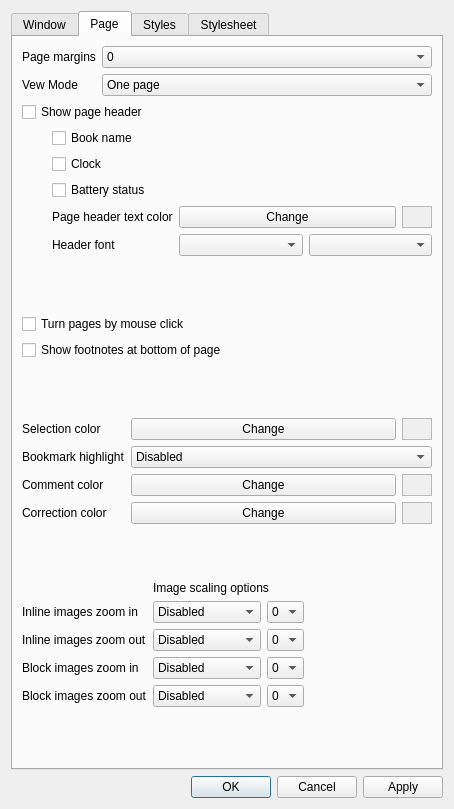
First picture: the form in cr3qt/src/settings.ui, repository EXL/coolreader, before the edit.
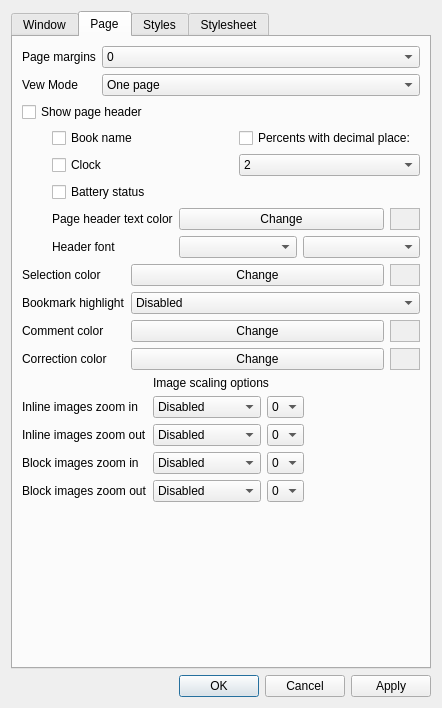
Second picture: the form after the edit. The open tabs and pages were chosen to show the change. Icons and pictures are not drawn. Custom widgets are drawn as their Qt base class.

Commit message:
Implement percent progress and status bar
Prepare base for modifications
Send various info to the status bar
Implement save/load percent dp setting
Implement show percent progress combobox
Add build time into about dialog
Implement emit signals from document view
Fix page current/count functions
Fix percent progress in the three modes
Bind percent decimal place parameter
Bind percent to the status bar
Disable combo box when checkbox is off
Refactor settings GUI
Fix status bar text eliding
Improve implementation status bar

```diff
--- a/cr3qt/src/settings.ui
+++ b/cr3qt/src/settings.ui
@@ -9,8 +9,8 @@
    <rect>
     <x>0</x>
     <y>0</y>
-    <width>454</width>
-    <height>809</height>
+    <width>442</width>
+    <height>708</height>
    </rect>
   </property>
   <property name="sizePolicy">
@@ -125,6 +125,27 @@
            </item>
           </layout>
          </item>
+         <item row="3" column="0">
+          <widget class="QLabel" name="label_43">
+           <property name="text">
+            <string>Page Options</string>
+           </property>
+          </widget>
+         </item>
+         <item row="3" column="1">
+          <widget class="QCheckBox" name="cbTurnPageMouse">
+           <property name="text">
+            <string>Turn pages by mouse click</string>
+           </property>
+          </widget>
+         </item>
+         <item row="4" column="1">
+          <widget class="QCheckBox" name="cbShowFootNotes">
+           <property name="text">
+            <string>Show footnotes at bottom of page</string>
+           </property>
+          </widget>
+         </item>
         </layout>
        </item>
        <item>
@@ -337,6 +358,13 @@
              </property>
             </widget>
            </item>
+           <item>
+            <widget class="QCheckBox" name="cbShowPercentP">
+             <property name="text">
+              <string>Percents with decimal place:</string>
+             </property>
+            </widget>
+           </item>
           </layout>
          </item>
          <item>
@@ -364,6 +392,28 @@
              </property>
             </widget>
            </item>
+           <item>
+            <widget class="QComboBox" name="cbPercentPd">
+             <property name="currentIndex">
+              <number>2</number>
+             </property>
+             <item>
+              <property name="text">
+               <string>0</string>
+              </property>
+             </item>
+             <item>
+              <property name="text">
+               <string>1</string>
+              </property>
+             </item>
+             <item>
+              <property name="text">
+               <string>2</string>
+              </property>
+             </item>
+            </widget>
+           </item>
           </layout>
          </item>
          <item>
@@ -492,46 +542,6 @@
            </item>
           </layout>
          </item>
-         <item>
-          <spacer name="verticalSpacer_5">
-           <property name="orientation">
-            <enum>Qt::Vertical</enum>
-           </property>
-           <property name="sizeHint" stdset="0">
-            <size>
-             <width>364</width>
-             <height>13</height>
-            </size>
-           </property>
-          </spacer>
-         </item>
-         <item>
-          <widget class="QCheckBox" name="cbTurnPageMouse">
-           <property name="text">
-            <string>Turn pages by mouse click</string>
-           </property>
-          </widget>
-         </item>
-         <item>
-          <widget class="QCheckBox" name="cbShowFootNotes">
-           <property name="text">
-            <string>Show footnotes at bottom of page</string>
-           </property>
-          </widget>
-         </item>
-         <item>
-          <spacer name="verticalSpacer_3">
-           <property name="orientation">
-            <enum>Qt::Vertical</enum>
-           </property>
-           <property name="sizeHint" stdset="0">
-            <size>
-             <width>367</width>
-             <height>13</height>
-            </size>
-           </property>
-          </spacer>
-         </item>
          <item>
           <layout class="QFormLayout" name="formLayout_6">
            <item row="0" column="0">
@@ -727,19 +737,6 @@
            </item>
           </layout>
          </item>
-         <item>
-          <spacer name="verticalSpacer">
-           <property name="orientation">
-            <enum>Qt::Vertical</enum>
-           </property>
-           <property name="sizeHint" stdset="0">
-            <size>
-             <width>364</width>
-             <height>13</height>
-            </size>
-           </property>
-          </spacer>
-         </item>
          <item>
           <layout class="QFormLayout" name="formLayout_7">
            <property name="fieldGrowthPolicy">
```
Left out of the diff: 12 changed lines with no effect on the pictures. The commit also changes 12 other files.
